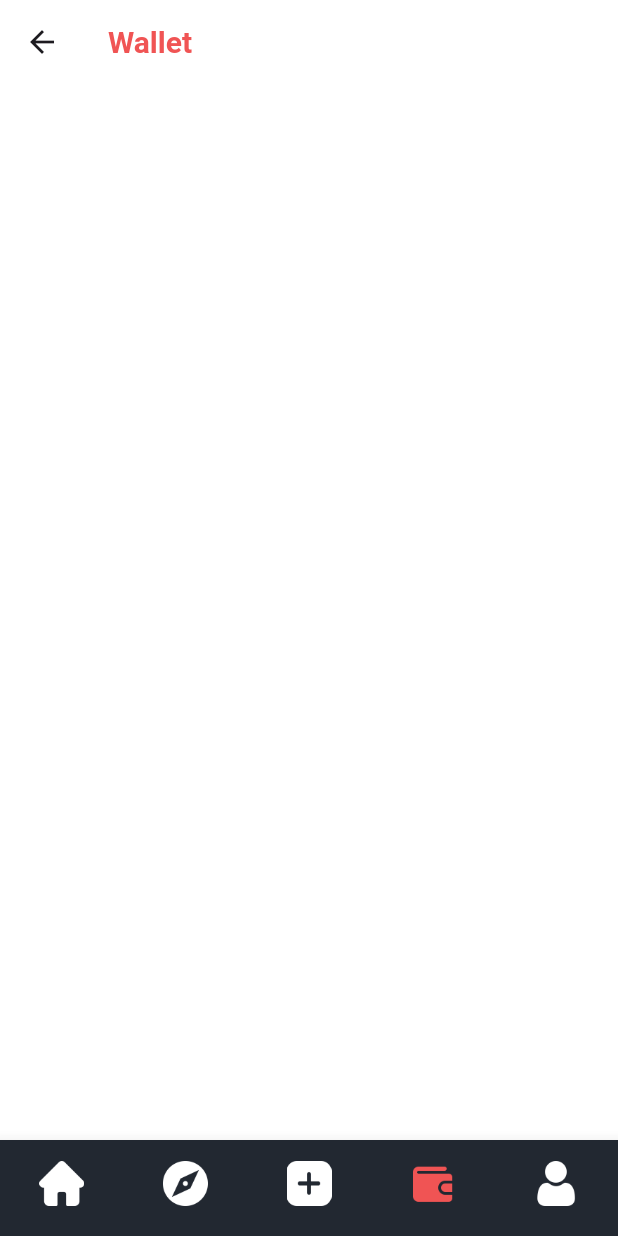
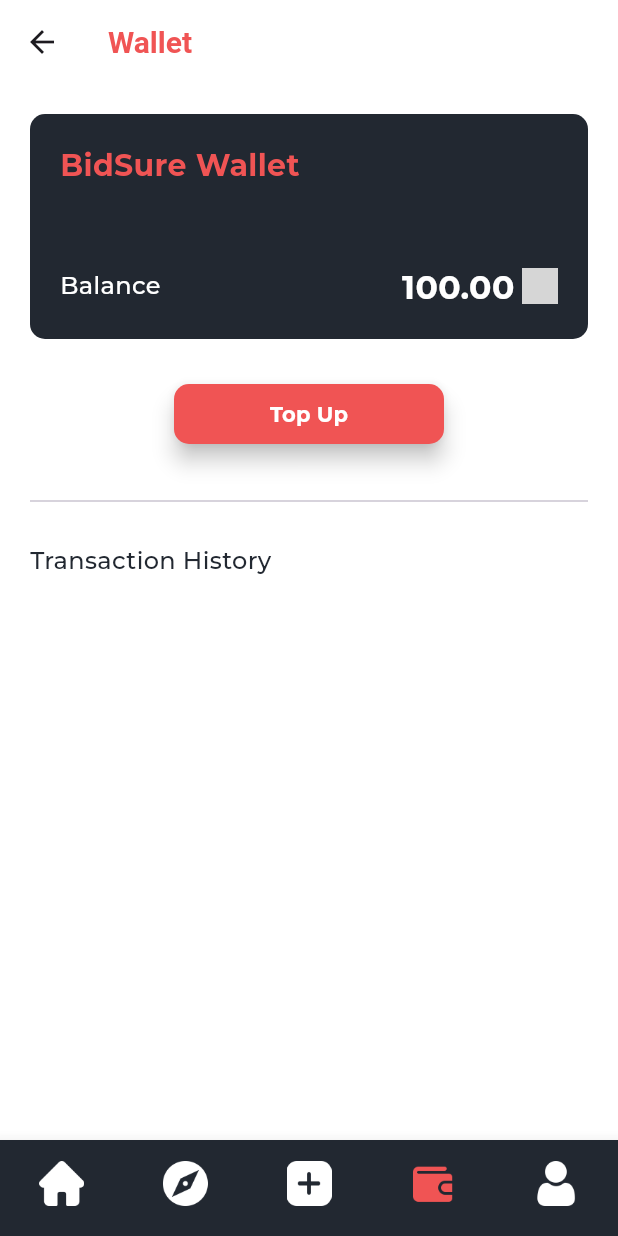
Before and after one commit to Navin-Jongyin/BidSure, a Flutter app: the WalletPage screen opened directly, on a phone screen of 412 x 824 dp. Run offline on Flutter 3.47's test engine with Material 3 defaults, Android fonts, the phone set to English and light mode, and no system bars; our stand-ins replace animated_splash_screen, google_fonts; grey boxes are pictures that could not be loaded.

Commit message:
create wallet page

```diff
--- a/lib/mainscreen/walletPage.dart
+++ b/lib/mainscreen/walletPage.dart
@@ -31,6 +31,104 @@
                 color: Palette.redMainColor,
               ),
             ),
+          ],
+        ),
+      ),
+      body: SingleChildScrollView(
+        child: Column(
+          crossAxisAlignment: CrossAxisAlignment.start,
+          children: [
+            Container(
+              margin: const EdgeInsets.all(20),
+              padding: const EdgeInsets.all(20),
+              height: 150,
+              width: double.infinity,
+              decoration: BoxDecoration(
+                borderRadius: BorderRadius.circular(10),
+                color: Palette.darkMainColor,
+              ),
+              child: Column(
+                crossAxisAlignment: CrossAxisAlignment.start,
+                mainAxisAlignment: MainAxisAlignment.spaceBetween,
+                children: [
+                  Text(
+                    "BidSure Wallet",
+                    style: GoogleFonts.montserrat(
+                      fontSize: 20,
+                      fontWeight: FontWeight.bold,
+                      color: Palette.redMainColor,
+                    ),
+                  ),
+                  Row(
+                    mainAxisAlignment: MainAxisAlignment.spaceBetween,
+                    children: [
+                      Text(
+                        "Balance",
+                        style: GoogleFonts.montserrat(
+                            fontSize: 16,
+                            fontWeight: FontWeight.w500,
+                            color: Palette.whiteColor),
+                      ),
+                      Row(
+                        children: [
+                          Text(
+                            "100.00",
+                            style: GoogleFonts.montserrat(
+                                fontSize: 22,
+                                color: Palette.whiteColor,
+                                fontWeight: FontWeight.bold),
+                          ),
+                          const SizedBox(
+                            width: 5,
+                          ),
+                          const ImageIcon(
+                            AssetImage("icons/baht.png"),
+                            color: Palette.whiteColor,
+                          ),
+                        ],
+                      )
+                    ],
+                  ),
+                ],
+              ),
+            ),
+            Align(
+              alignment: Alignment.topCenter,
+              child: Container(
+                padding: const EdgeInsets.all(10),
+                height: 60,
+                width: 200,
+                child: FloatingActionButton(
+                  backgroundColor: Palette.redMainColor,
+                  onPressed: () {},
+                  shape: RoundedRectangleBorder(
+                    borderRadius: BorderRadius.circular(10),
+                  ),
+                  child: Text(
+                    "Top Up",
+                    style: GoogleFonts.montserrat(
+                        fontSize: 14,
+                        fontWeight: FontWeight.bold,
+                        color: Palette.whiteColor),
+                  ),
+                ),
+              ),
+            ),
+            Container(
+              padding: const EdgeInsets.symmetric(horizontal: 20, vertical: 20),
+              child: const Divider(),
+            ),
+            Container(
+              margin: const EdgeInsets.fromLTRB(20, 0, 20, 20),
+              child: Text(
+                "Transaction History",
+                style: GoogleFonts.montserrat(
+                  fontSize: 16,
+                  fontWeight: FontWeight.w500,
+                  color: Palette.darkMainColor,
+                ),
+              ),
+            )
           ],
         ),
       ),
```
